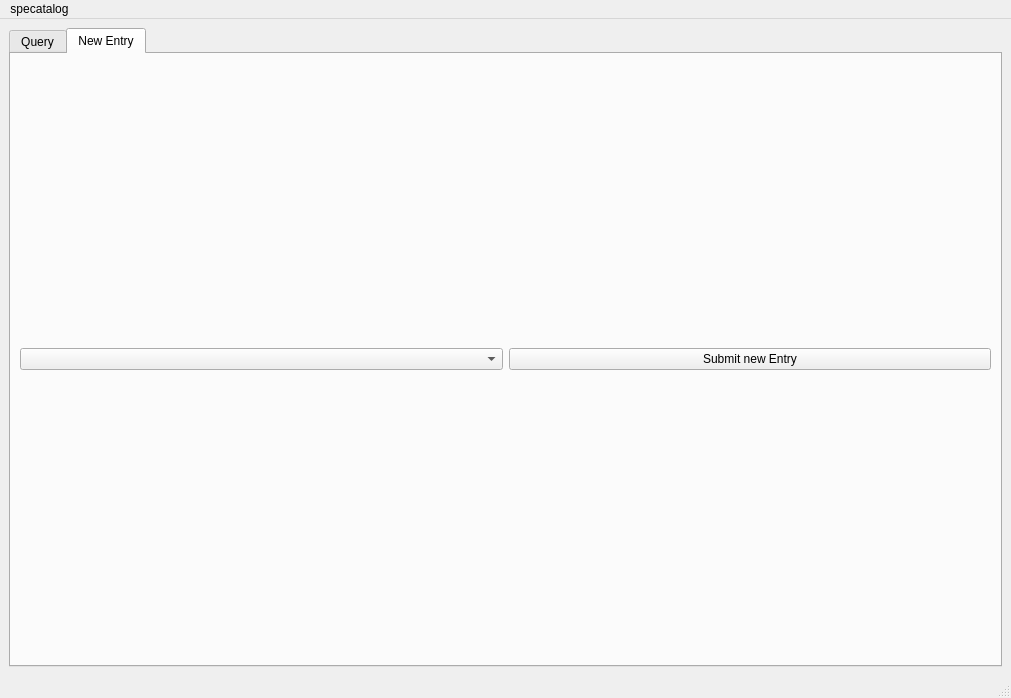
TheresiaQuintes/specatalog, file src/gui/specatalog_mainwindow.ui: the form before one commit.
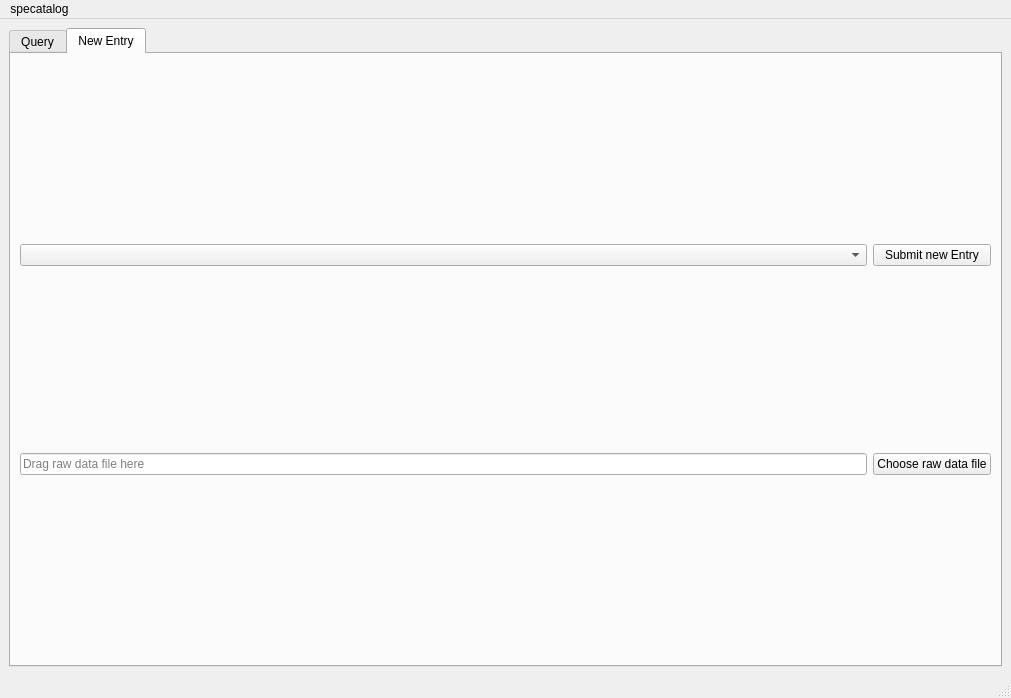
The form after the commit. The open tabs and pages were chosen to show the change.

Commit message: Drag-Drop-Raw-data hinzugefügt

```diff
--- a/src/gui/specatalog_mainwindow.ui
+++ b/src/gui/specatalog_mainwindow.ui
@@ -83,16 +83,33 @@
         <item row="0" column="0" colspan="2">
          <layout class="QFormLayout" name="FormNewEntry"/>
         </item>
-        <item row="1" column="0">
+        <item row="3" column="0">
          <widget class="QComboBox" name="ComboModelChoiceNewEntry"/>
         </item>
-        <item row="1" column="1">
+        <item row="3" column="1">
          <widget class="QPushButton" name="ButtonNewEntry">
           <property name="text">
            <string>Submit new Entry</string>
           </property>
          </widget>
         </item>
+        <item row="4" column="0">
+         <widget class="QLineEdit" name="LineRawDataInput">
+          <property name="acceptDrops">
+           <bool>true</bool>
+          </property>
+          <property name="placeholderText">
+           <string>Drag raw data file here</string>
+          </property>
+         </widget>
+        </item>
+        <item row="4" column="1">
+         <widget class="QPushButton" name="ButtonRawDataInput">
+          <property name="text">
+           <string>Choose raw data file</string>
+          </property>
+         </widget>
+        </item>
        </layout>
       </widget>
      </widget>
```
The commit also changes 4 other files.
